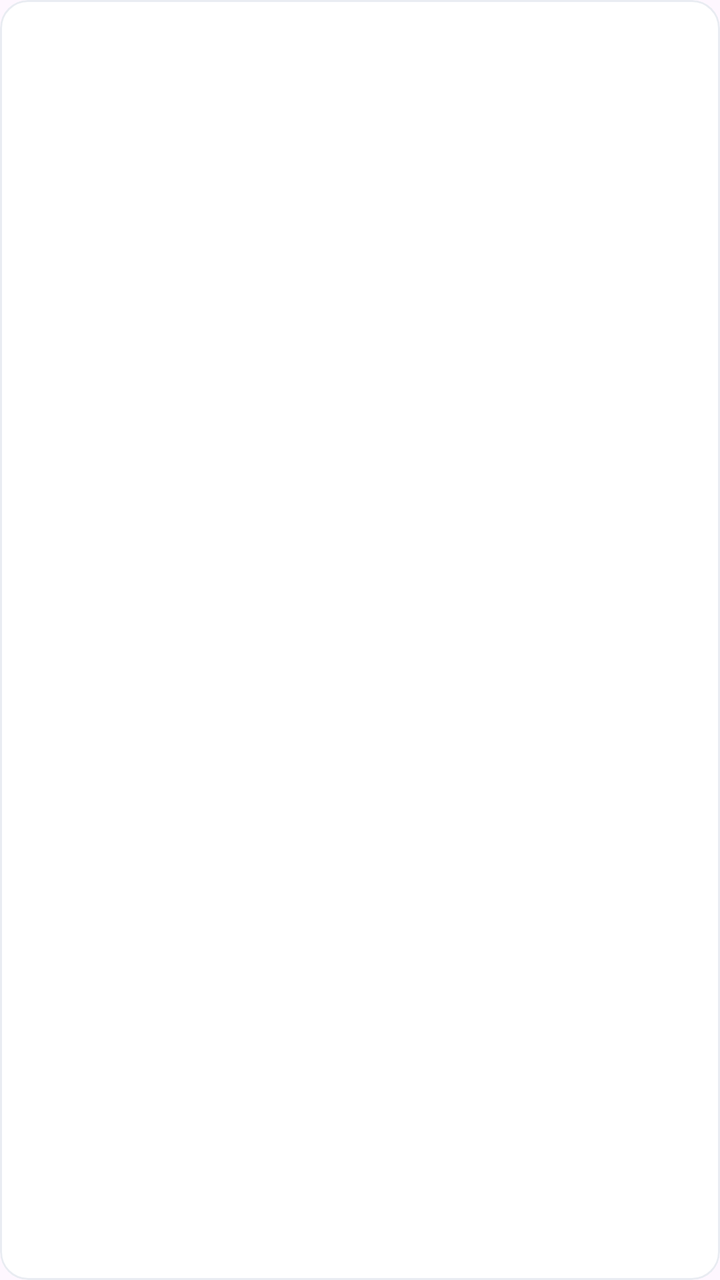
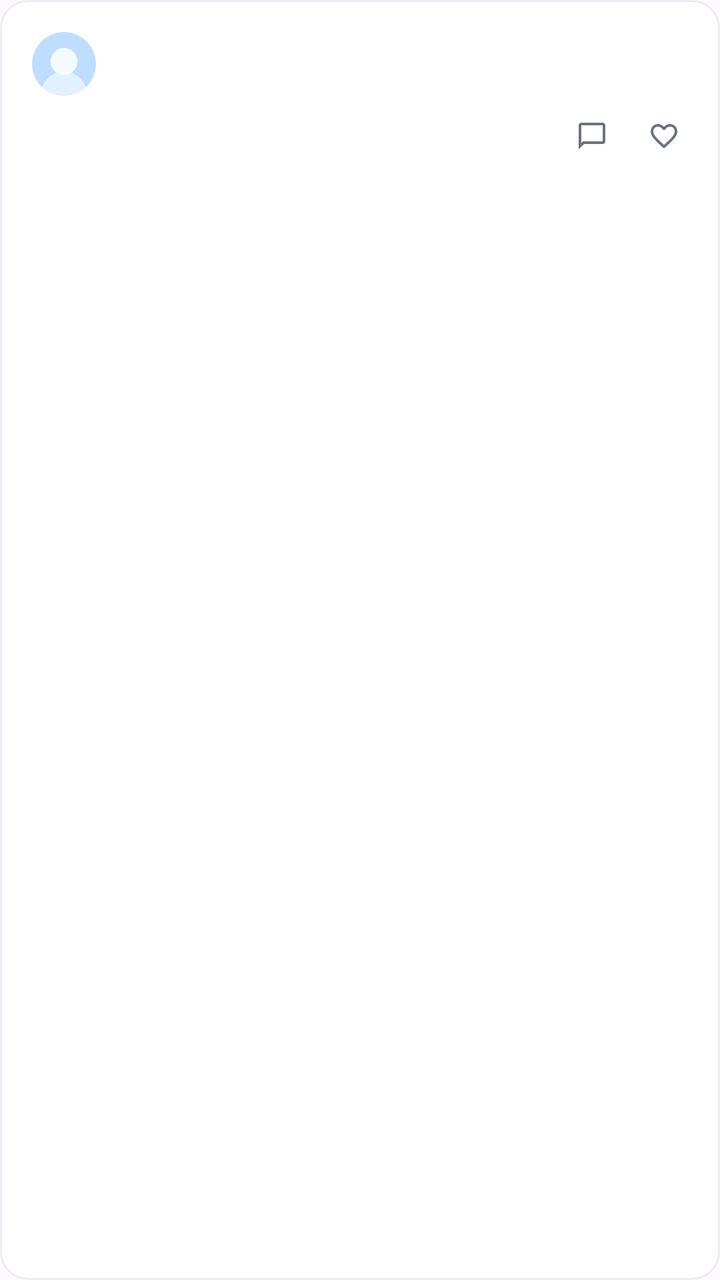

An Android layout rendered at two revisions. The XML below is the earlier revision; the diff shows what the commit changed to produce the second picture.
<!-- AndroidManifest.xml: application theme Theme.TeacherTalk -->
<!-- res/layout/item_forum_post.xml -->
<?xml version="1.0" encoding="utf-8"?>
<com.google.android.material.card.MaterialCardView xmlns:android="http://schemas.android.com/apk/res/android"
    xmlns:app="http://schemas.android.com/apk/res-auto"
    android:layout_width="match_parent"
    android:layout_height="wrap_content"
    android:layout_marginBottom="@dimen/forum_card_bottom_margin"
    app:cardBackgroundColor="@color/main_surface"
    app:cardCornerRadius="@dimen/forum_card_corner_radius"
    app:cardElevation="0dp"
    app:strokeColor="@color/main_divider"
    app:strokeWidth="@dimen/forum_card_stroke_width">

    <LinearLayout
        android:layout_width="match_parent"
        android:layout_height="wrap_content"
        android:orientation="vertical"
        android:padding="@dimen/forum_card_content_padding">

        <TextView
            android:id="@+id/tvPostTitle"
            android:layout_width="match_parent"
            android:layout_height="wrap_content"
            android:ellipsize="end"
            android:maxLines="2"
            android:textColor="@color/main_text_primary"
            android:textSize="@dimen/forum_post_title_text_size"
            android:textStyle="bold"
            android:visibility="gone" />

        <TextView
            android:id="@+id/tvPostPreview"
            android:layout_width="match_parent"
            android:layout_height="wrap_content"
            android:ellipsize="end"
            android:maxLines="2"
            android:textColor="@color/main_text_secondary"
            android:textSize="@dimen/forum_post_preview_text_size"
            android:visibility="gone" />

        <LinearLayout
            android:id="@+id/layoutThumbnails"
            android:layout_width="wrap_content"
            android:layout_height="wrap_content"
            android:layout_marginTop="@dimen/forum_post_thumbnail_top_margin"
            android:orientation="horizontal"
            android:visibility="gone">

            <com.google.android.material.imageview.ShapeableImageView
                android:id="@+id/ivPostThumbnail1"
                android:layout_width="@dimen/forum_post_thumbnail_size"
                android:layout_height="@dimen/forum_post_thumbnail_size"
                android:background="@drawable/bg_post_img_content"
                android:clipToOutline="true"
                android:importantForAccessibility="no"
                android:scaleType="centerCrop"
                android:visibility="gone"
                app:shapeAppearanceOverlay="@style/ShapeAppearanceOverlay.TeacherTalk.PostImage" />

            <com.google.android.material.imageview.ShapeableImageView
                android:id="@+id/ivPostThumbnail2"
                android:layout_width="@dimen/forum_post_thumbnail_size"
                android:layout_height="@dimen/forum_post_thumbnail_size"
                android:layout_marginStart="@dimen/forum_post_thumbnail_start_margin"
                android:background="@drawable/bg_post_img_content"
                android:clipToOutline="true"
                android:importantForAccessibility="no"
                android:scaleType="centerCrop"
                android:visibility="gone"
                app:shapeAppearanceOverlay="@style/ShapeAppearanceOverlay.TeacherTalk.PostImage" />

            <com.google.android.material.imageview.ShapeableImageView
                android:id="@+id/ivPostThumbnail3"
                android:layout_width="@dimen/forum_post_thumbnail_size"
                android:layout_height="@dimen/forum_post_thumbnail_size"
                android:layout_marginStart="@dimen/forum_post_thumbnail_start_margin"
                android:background="@drawable/bg_post_img_content"
                android:clipToOutline="true"
                android:importantForAccessibility="no"
                android:scaleType="centerCrop"
                android:visibility="gone"
                app:shapeAppearanceOverlay="@style/ShapeAppearanceOverlay.TeacherTalk.PostImage" />
        </LinearLayout>
    </LinearLayout>

</com.google.android.material.card.MaterialCardView>
<!-- resources referenced by this layout -->
<resources>
  <color name="main_divider">#FFE9ECF2</color>
  <color name="main_surface">#FFFFFFFF</color>
  <color name="main_text_primary">#FF20242C</color>
  <color name="main_text_secondary">#FF7D8492</color>
  <dimen name="forum_card_bottom_margin">12dp</dimen>
  <dimen name="forum_card_content_padding">16dp</dimen>
  <dimen name="forum_card_corner_radius">14dp</dimen>
  <dimen name="forum_card_stroke_width">1dp</dimen>
  <dimen name="forum_post_preview_text_size">14sp</dimen>
  <dimen name="forum_post_thumbnail_size">80dp</dimen>
  <dimen name="forum_post_thumbnail_start_margin">8dp</dimen>
  <dimen name="forum_post_thumbnail_top_margin">12dp</dimen>
  <dimen name="forum_post_title_text_size">17sp</dimen>
  <!-- drawable bg_post_img_content: png bitmap (drawable, 2967 bytes) -->
  <style name="ShapeAppearanceOverlay.TeacherTalk.PostImage" parent="">
          <item name="cornerFamily">rounded</item>
          <item name="cornerSize">@dimen/post_image_corner_radius</item>
      </style>
  <style name="Theme.TeacherTalk" parent="Base.Theme.TeacherTalk" />
  <dimen name="post_image_corner_radius">8dp</dimen>
  <style name="Base.Theme.TeacherTalk" parent="Theme.Material3.DayNight.NoActionBar">
          
          
      </style>
</resources>

<!-- the commit's change to res/layout/item_forum_post.xml (unified diff, before → after) -->
@@ -7,6 +7,7 @@
     app:cardBackgroundColor="@color/main_surface"
     app:cardCornerRadius="@dimen/forum_card_corner_radius"
     app:cardElevation="0dp"
+    app:rippleColor="@color/main_placeholder_icon_background"
     app:strokeColor="@color/main_divider"
     app:strokeWidth="@dimen/forum_card_stroke_width">
 
@@ -16,10 +17,41 @@
         android:orientation="vertical"
         android:padding="@dimen/forum_card_content_padding">
 
+        <LinearLayout
+            android:id="@+id/layoutPostAuthor"
+            android:layout_width="match_parent"
+            android:layout_height="wrap_content"
+            android:gravity="center_vertical"
+            android:orientation="horizontal">
+
+            <com.google.android.material.imageview.ShapeableImageView
+                android:id="@+id/ivPostAuthorAvatar"
+                android:layout_width="@dimen/forum_post_author_avatar_size"
+                android:layout_height="@dimen/forum_post_author_avatar_size"
+                android:background="@drawable/bg_main_placeholder_icon"
+                android:importantForAccessibility="no"
+                android:scaleType="centerCrop"
+                android:src="@drawable/icon_user_avatar"
+                app:shapeAppearanceOverlay="@style/ShapeAppearanceOverlay.TeacherTalk.Avatar" />
+
+            <TextView
+                android:id="@+id/tvPostAuthorName"
+                android:layout_width="0dp"
+                android:layout_height="wrap_content"
+                android:layout_marginStart="@dimen/forum_post_author_gap"
+                android:layout_weight="1"
+                android:ellipsize="end"
+                android:fontFamily="sans-serif-medium"
+                android:maxLines="1"
+                android:textColor="@color/main_text_primary"
+                android:textSize="@dimen/forum_post_author_name_text_size" />
+        </LinearLayout>
+
         <TextView
             android:id="@+id/tvPostTitle"
             android:layout_width="match_parent"
             android:layout_height="wrap_content"
+            android:layout_marginTop="@dimen/forum_post_content_top_margin"
             android:ellipsize="end"
             android:maxLines="2"
             android:textColor="@color/main_text_primary"
@@ -31,54 +63,131 @@
             android:id="@+id/tvPostPreview"
             android:layout_width="match_parent"
             android:layout_height="wrap_content"
+            android:layout_marginTop="@dimen/forum_post_content_top_margin"
             android:ellipsize="end"
             android:maxLines="2"
             android:textColor="@color/main_text_secondary"
             android:textSize="@dimen/forum_post_preview_text_size"
             android:visibility="gone" />
 
-        <LinearLayout
+        <androidx.constraintlayout.widget.ConstraintLayout
             android:id="@+id/layoutThumbnails"
-            android:layout_width="wrap_content"
+            android:layout_width="match_parent"
             android:layout_height="wrap_content"
             android:layout_marginTop="@dimen/forum_post_thumbnail_top_margin"
-            android:orientation="horizontal"
             android:visibility="gone">
 
             <com.google.android.material.imageview.ShapeableImageView
                 android:id="@+id/ivPostThumbnail1"
-                android:layout_width="@dimen/forum_post_thumbnail_size"
-                android:layout_height="@dimen/forum_post_thumbnail_size"
+                android:layout_width="0dp"
+                android:layout_height="0dp"
                 android:background="@drawable/bg_post_img_content"
                 android:clipToOutline="true"
                 android:importantForAccessibility="no"
                 android:scaleType="centerCrop"
-                android:visibility="gone"
+                android:visibility="invisible"
+                app:layout_constraintBottom_toBottomOf="parent"
+                app:layout_constraintDimensionRatio="1:1"
+                app:layout_constraintEnd_toStartOf="@id/ivPostThumbnail2"
+                app:layout_constraintHorizontal_chainStyle="spread"
+                app:layout_constraintHorizontal_weight="1"
+                app:layout_constraintStart_toStartOf="parent"
+                app:layout_constraintTop_toTopOf="parent"
                 app:shapeAppearanceOverlay="@style/ShapeAppearanceOverlay.TeacherTalk.PostImage" />
 
             <com.google.android.material.imageview.ShapeableImageView
                 android:id="@+id/ivPostThumbnail2"
-                android:layout_width="@dimen/forum_post_thumbnail_size"
-                android:layout_height="@dimen/forum_post_thumbnail_size"
-                android:layout_marginStart="@dimen/forum_post_thumbnail_start_margin"
+                android:layout_width="0dp"
+                android:layout_height="0dp"
+                android:layout_marginStart="@dimen/forum_post_thumbnail_gap"
                 android:background="@drawable/bg_post_img_content"
                 android:clipToOutline="true"
                 android:importantForAccessibility="no"
                 android:scaleType="centerCrop"
-                android:visibility="gone"
+                android:visibility="invisible"
+                app:layout_constraintBottom_toBottomOf="parent"
+                app:layout_constraintDimensionRatio="1:1"
+                app:layout_constraintEnd_toStartOf="@id/ivPostThumbnail3"
+                app:layout_constraintHorizontal_weight="1"
+                app:layout_constraintStart_toEndOf="@id/ivPostThumbnail1"
+                app:layout_constraintTop_toTopOf="parent"
                 app:shapeAppearanceOverlay="@style/ShapeAppearanceOverlay.TeacherTalk.PostImage" />
 
             <com.google.android.material.imageview.ShapeableImageView
                 android:id="@+id/ivPostThumbnail3"
-                android:layout_width="@dimen/forum_post_thumbnail_size"
-                android:layout_height="@dimen/forum_post_thumbnail_size"
-                android:layout_marginStart="@dimen/forum_post_thumbnail_start_margin"
+                android:layout_width="0dp"
+                android:layout_height="0dp"
+                android:layout_marginStart="@dimen/forum_post_thumbnail_gap"
                 android:background="@drawable/bg_post_img_content"
                 android:clipToOutline="true"
                 android:importantForAccessibility="no"
                 android:scaleType="centerCrop"
-                android:visibility="gone"
+                android:visibility="invisible"
+                app:layout_constraintBottom_toBottomOf="parent"
+                app:layout_constraintDimensionRatio="1:1"
+                app:layout_constraintEnd_toEndOf="parent"
+                app:layout_constraintHorizontal_weight="1"
+                app:layout_constraintStart_toEndOf="@id/ivPostThumbnail2"
+                app:layout_constraintTop_toTopOf="parent"
                 app:shapeAppearanceOverlay="@style/ShapeAppearanceOverlay.TeacherTalk.PostImage" />
+        </androidx.constraintlayout.widget.ConstraintLayout>
+
+        <LinearLayout
+            android:layout_width="match_parent"
+            android:layout_height="wrap_content"
+            android:layout_marginTop="@dimen/forum_post_stats_top_margin"
+            android:gravity="end"
+            android:orientation="horizontal">
+
+            <LinearLayout
+                android:id="@+id/layoutPostComments"
+                android:layout_width="wrap_content"
+                android:layout_height="wrap_content"
+                android:gravity="center_vertical"
+                android:orientation="horizontal">
+
+                <ImageView
+                    android:layout_width="@dimen/forum_post_stat_icon_size"
+                    android:layout_height="@dimen/forum_post_stat_icon_size"
+                    android:importantForAccessibility="no"
+                    android:src="@drawable/ic_comment"
+                    app:tint="@color/forum_detail_text_secondary" />
+
+                <TextView
+                    android:id="@+id/tvPostCommentCount"
+                    android:layout_width="wrap_content"
+                    android:layout_height="wrap_content"
+                    android:layout_marginStart="@dimen/forum_post_stat_icon_text_gap"
+                    android:importantForAccessibility="no"
+                    android:textColor="@color/forum_detail_text_secondary"
+                    android:textSize="@dimen/forum_post_stat_text_size" />
+            </LinearLayout>
+
+            <LinearLayout
+                android:id="@+id/layoutPostLikes"
+                android:layout_width="wrap_content"
+                android:layout_height="wrap_content"
+                android:layout_marginStart="@dimen/forum_post_stat_item_gap"
+                android:gravity="center_vertical"
+                android:orientation="horizontal">
+
+                <ImageView
+                    android:id="@+id/ivPostLikeIcon"
+                    android:layout_width="@dimen/forum_post_stat_icon_size"
+                    android:layout_height="@dimen/forum_post_stat_icon_size"
+                    android:importantForAccessibility="no"
+                    android:src="@drawable/ic_like_outline"
+                    app:tint="@color/forum_detail_text_secondary" />
+
+                <TextView
+                    android:id="@+id/tvPostLikeCount"
+                    android:layout_width="wrap_content"
+                    android:layout_height="wrap_content"
+                    android:layout_marginStart="@dimen/forum_post_stat_icon_text_gap"
+                    android:importantForAccessibility="no"
+                    android:textColor="@color/forum_detail_text_secondary"
+                    android:textSize="@dimen/forum_post_stat_text_size" />
+            </LinearLayout>
         </LinearLayout>
     </LinearLayout>
 
<!-- resource entries referenced after the edit -->
@@ -1,6 +1,8 @@
 <!-- resources referenced by this layout -->
 <resources>
+  <color name="forum_detail_text_secondary">#FF6B7280</color>
   <color name="main_divider">#FFE9ECF2</color>
+  <color name="main_placeholder_icon_background">#FFEAF0FF</color>
   <color name="main_surface">#FFFFFFFF</color>
   <color name="main_text_primary">#FF20242C</color>
   <color name="main_text_secondary">#FF7D8492</color>
@@ -8,12 +10,53 @@
   <dimen name="forum_card_content_padding">16dp</dimen>
   <dimen name="forum_card_corner_radius">14dp</dimen>
   <dimen name="forum_card_stroke_width">1dp</dimen>
+  <dimen name="forum_post_author_avatar_size">32dp</dimen>
+  <dimen name="forum_post_author_gap">10dp</dimen>
+  <dimen name="forum_post_author_name_text_size">14sp</dimen>
+  <dimen name="forum_post_content_top_margin">10dp</dimen>
   <dimen name="forum_post_preview_text_size">14sp</dimen>
-  <dimen name="forum_post_thumbnail_size">80dp</dimen>
-  <dimen name="forum_post_thumbnail_start_margin">8dp</dimen>
+  <dimen name="forum_post_stat_icon_size">16dp</dimen>
+  <dimen name="forum_post_stat_icon_text_gap">4dp</dimen>
+  <dimen name="forum_post_stat_item_gap">16dp</dimen>
+  <dimen name="forum_post_stat_text_size">12sp</dimen>
+  <dimen name="forum_post_stats_top_margin">12dp</dimen>
+  <dimen name="forum_post_thumbnail_gap">10dp</dimen>
   <dimen name="forum_post_thumbnail_top_margin">12dp</dimen>
   <dimen name="forum_post_title_text_size">17sp</dimen>
+  <!-- drawable bg_main_placeholder_icon (drawable) -->
+  <?xml version="1.0" encoding="utf-8"?>
+  <shape xmlns:android="http://schemas.android.com/apk/res/android"
+      android:shape="oval">
+      <solid android:color="@color/main_placeholder_icon_background" />
+  </shape>
   <!-- drawable bg_post_img_content: png bitmap (drawable, 2967 bytes) -->
+  <!-- drawable ic_comment (drawable) -->
+  <?xml version="1.0" encoding="utf-8"?>
+  <vector xmlns:android="http://schemas.android.com/apk/res/android"
+      android:width="24dp"
+      android:height="24dp"
+      android:viewportWidth="24"
+      android:viewportHeight="24">
+      <path
+          android:fillColor="@color/forum_detail_text_secondary"
+          android:pathData="M20,2H4C2.9,2 2,2.9 2,4v18l4,-4h14c1.1,0 2,-0.9 2,-2V4c0,-1.1 -0.9,-2 -2,-2zM20,16H5.17L4,17.17V4h16v12z" />
+  </vector>
+  <!-- drawable ic_like_outline (drawable) -->
+  <?xml version="1.0" encoding="utf-8"?>
+  <vector xmlns:android="http://schemas.android.com/apk/res/android"
+      android:width="24dp"
+      android:height="24dp"
+      android:viewportWidth="24"
+      android:viewportHeight="24">
+      <path
+          android:fillColor="@color/forum_detail_text_secondary"
+          android:pathData="M16.5,3c-1.74,0 -3.41,0.81 -4.5,2.09C10.91,3.81 9.24,3 7.5,3 4.42,3 2,5.42 2,8.5c0,3.78 3.4,6.86 8.55,11.54L12,21.35l1.45,-1.32C18.6,15.36 22,12.28 22,8.5 22,5.42 19.58,3 16.5,3zM12.1,18.55l-0.1,0.1 -0.1,-0.1C7.14,14.24 4,11.39 4,8.5 4,6.5 5.5,5 7.5,5c1.54,0 3.04,0.99 3.57,2.36h1.87C13.46,5.99 14.96,5 16.5,5c2,0 3.5,1.5 3.5,3.5 0,2.89 -3.14,5.74 -7.9,10.05z" />
+  </vector>
+  <!-- drawable icon_user_avatar: png bitmap (drawable, 2187 bytes) -->
+  <style name="ShapeAppearanceOverlay.TeacherTalk.Avatar" parent="">
+          <item name="cornerFamily">rounded</item>
+          <item name="cornerSize">50%</item>
+      </style>
   <style name="ShapeAppearanceOverlay.TeacherTalk.PostImage" parent="">
           <item name="cornerFamily">rounded</item>
           <item name="cornerSize">@dimen/post_image_corner_radius</item>
